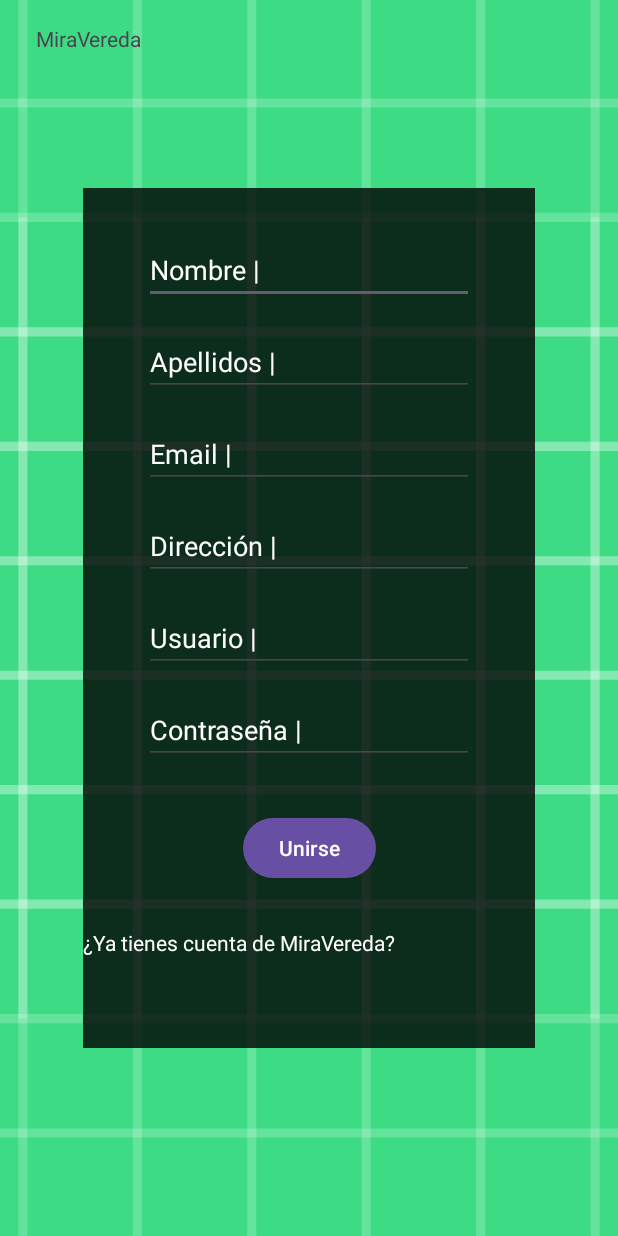
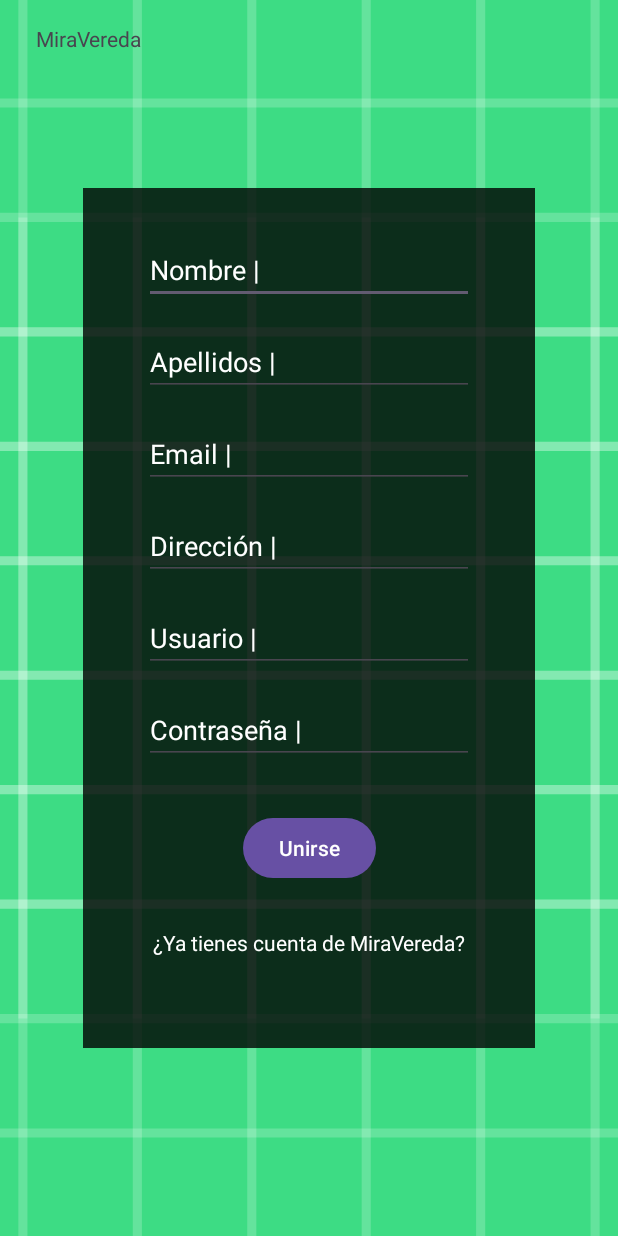
Before and after one commit to JoelGutierrezRuiz/MiraveredaApp, an Android app: the layout registro.xml on its own in the app's theme, with its tools: preview values and no code run, on a phone screen of 412 x 824 dp. Run offline under Robolectric (Android 15) with nearby library versions, the phone set to English and light mode, and no system bars; network calls fail.

Commit message:
Arreglo de los intents

```diff
--- a/MiraVeredaApp/app/src/main/AndroidManifest.xml
+++ b/MiraVeredaApp/app/src/main/AndroidManifest.xml
@@ -21,6 +21,10 @@
                 <category android:name="android.intent.category.LAUNCHER" />
             </intent-filter>
         </activity>
+        <activity android:name=".Registro"
+            android:label="registro">
+        </activity>
+
     </application>
 
 </manifest>
--- a/MiraVeredaApp/app/src/main/res/layout/registro.xml
+++ b/MiraVeredaApp/app/src/main/res/layout/registro.xml
@@ -120,8 +120,9 @@
             android:text="¿Ya tienes cuenta de MiraVereda?"
             android:textColor="#FFFFFF"
             app:layout_constraintBottom_toBottomOf="parent"
-            app:layout_constraintTop_toBottomOf="@+id/btnRegistro"
-            tools:layout_editor_absoluteX="45dp" />
+            app:layout_constraintEnd_toEndOf="parent"
+            app:layout_constraintStart_toStartOf="parent"
+            app:layout_constraintTop_toBottomOf="@+id/btnRegistro" />
 
     </androidx.constraintlayout.widget.ConstraintLayout>
 
```
Also changed, not shown: 1 other file.
